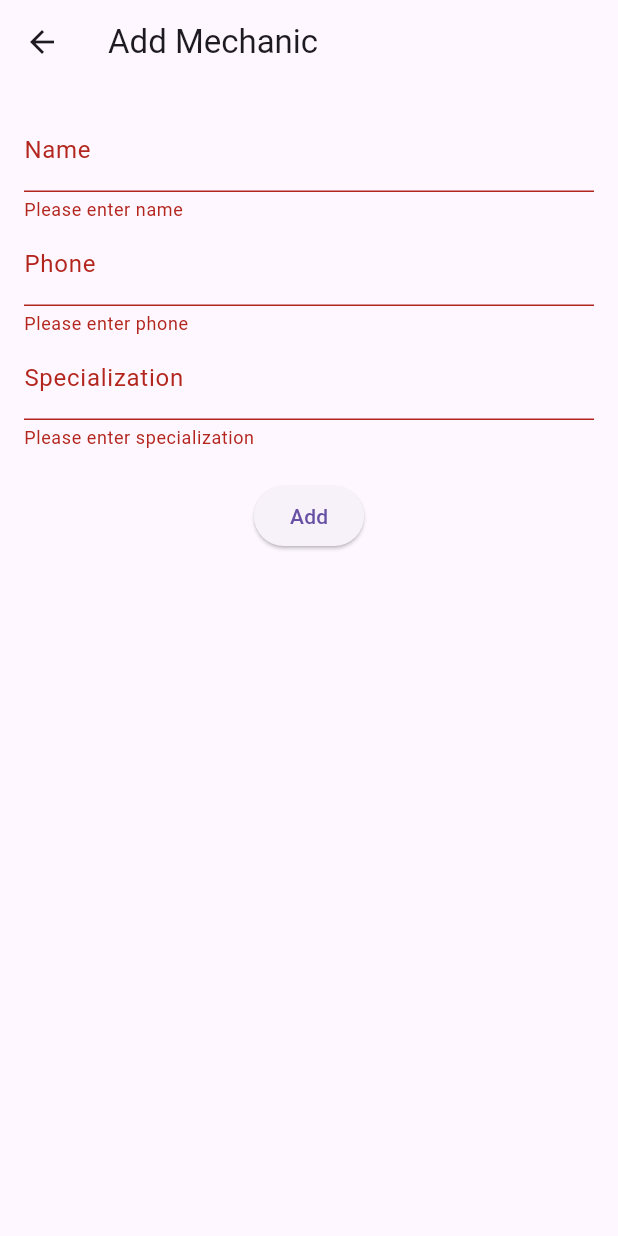
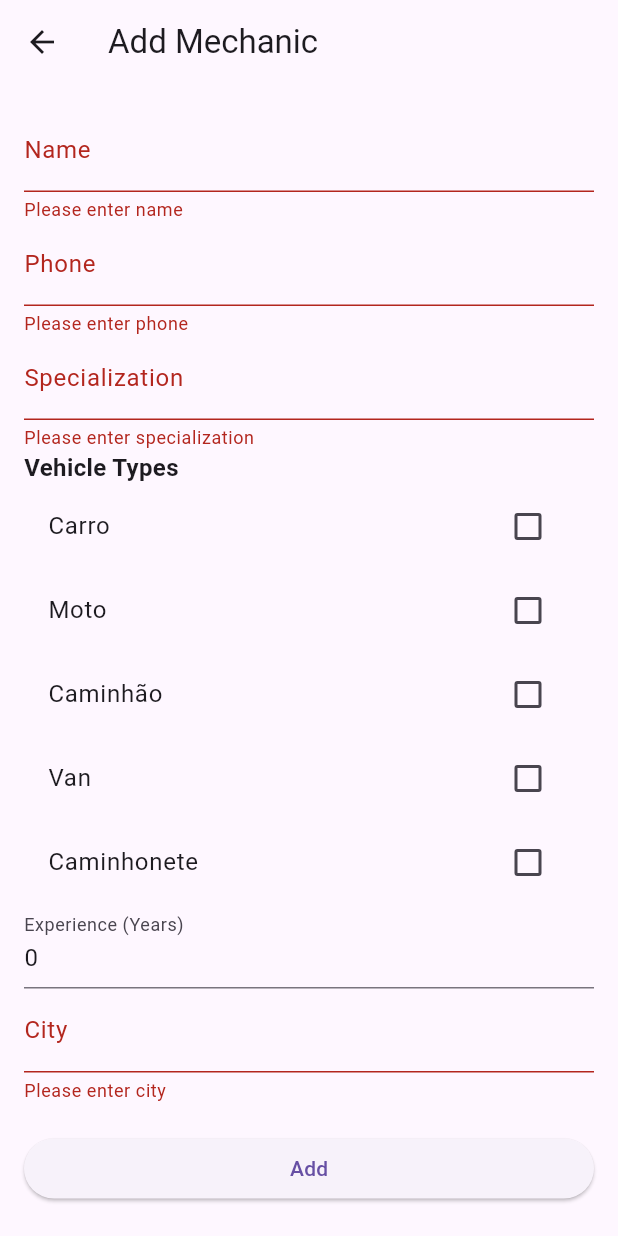
Before and after one commit to equipe-6-5-semestre/mechanic_buddy, a Flutter app: the MechanicForm screen opened directly with empty values, after a tap on "Add", on a phone screen of 412 x 824 dp. Run offline on Flutter 3.47's test engine with Material 3 defaults, Android fonts, the phone set to English and light mode, and no system bars; our stand-ins replace sqflite; accounts and stored records are empty.

Commit message:
Fix: campos add no mecanico, e filtro na listagem

```diff
--- a/lib/db/database_helper.dart
+++ b/lib/db/database_helper.dart
@@ -21,7 +21,7 @@ class DatabaseHelper {
     String path = join(await getDatabasesPath(), 'mechanics.db');
     return await openDatabase(
       path,
-      version: 3,
+      version: 4,
       onCreate: _onCreate,
     );
   }
@@ -40,6 +40,9 @@ class DatabaseHelper {
         name TEXT,
         phone TEXT,
         specialization TEXT,
+        vehicle_types TEXT,
+        experience INTEGER,
+        city TEXT,
         user_id INTEGER,
         FOREIGN KEY(user_id) REFERENCES users(id)
       )
@@ -77,6 +80,18 @@ class DatabaseHelper {
   Future<List<Mechanic>> getAllMechanics() async {
     Database db = await database;
     List<Map<String, dynamic>> maps = await db.query('mechanics');
+    return List.generate(maps.length, (i) {
+      return Mechanic.fromMap(maps[i]);
+    });
+  }
+
+  Future<List<Mechanic>> getMechanicsByVehicleType(int userId, String vehicleType) async {
+    Database db = await database;
+    List<Map<String, dynamic>> maps = await db.query(
+      'mechanics',
+      where: 'user_id = ? AND vehicle_types LIKE ?',
+      whereArgs: [userId, '%$vehicleType%'],
+    );
     return List.generate(maps.length, (i) {
       return Mechanic.fromMap(maps[i]);
     });
--- a/lib/src/pages/mechanics/mechanic.dart
+++ b/lib/src/pages/mechanics/mechanic.dart
@@ -3,9 +3,21 @@ class Mechanic {
   final String name;
   final String phone;
   final String specialization;
+  final List<String> vehicleTypes; // Updated to List<String>
+  final int experience;
+  final String city;
   final int userId;
 
-  Mechanic({this.id, required this.name, required this.phone, required this.specialization, required this.userId});
+  Mechanic({
+    this.id,
+    required this.name,
+    required this.phone,
+    required this.specialization,
+    required this.vehicleTypes,
+    required this.experience,
+    required this.city,
+    required this.userId,
+  });
 
   Map<String, dynamic> toMap() {
     return {
@@ -13,6 +25,9 @@ class Mechanic {
       'name': name,
       'phone': phone,
       'specialization': specialization,
+      'vehicle_types': vehicleTypes.join(','), // Store as comma-separated string
+      'experience': experience,
+      'city': city,
       'user_id': userId,
     };
   }
@@ -23,6 +38,9 @@ class Mechanic {
       name: map['name'],
       phone: map['phone'],
       specialization: map['specialization'],
+      vehicleTypes: map['vehicle_types'].split(','), // Convert back to List<String>
+      experience: map['experience'],
+      city: map['city'],
       userId: map['user_id'],
     );
   }
--- a/lib/src/pages/mechanics/mechanic_details_page.dart
+++ b/lib/src/pages/mechanics/mechanic_details_page.dart
@@ -25,9 +25,7 @@ class _MechanicDetailsPageState extends State<MechanicDetailsPage> {
   }
 
   void _launchWhatsApp(String phone) async {
-    final phoneParsed = phone.replaceAll(RegExp(r'[ \-\(\)]'), '');
-    print('SAD' + phoneParsed);
-    final url = 'https://wa.me/$phoneParsed';
+    final url = 'https://wa.me/$phone';
     if (await canLaunch(url)) {
       await launch(url);
     } else {
@@ -56,6 +54,9 @@ class _MechanicDetailsPageState extends State<MechanicDetailsPage> {
             Text('Name: ${widget.mechanic.name}'),
             Text('Phone: ${widget.mechanic.phone}'),
             Text('Specialization: ${widget.mechanic.specialization}'),
+            Text('Vehicle Types: ${widget.mechanic.vehicleTypes.join(', ')}'),
+            Text('Experience: ${widget.mechanic.experience} years'),
+            Text('City: ${widget.mechanic.city}'),
             SizedBox(height: 20),
             Text(
               'Services Offered',
--- a/lib/src/pages/mechanics/mechanic_form.dart
+++ b/lib/src/pages/mechanics/mechanic_form.dart
@@ -17,7 +17,18 @@ class _MechanicFormState extends State<MechanicForm> {
   late String _name;
   late String _phone;
   late String _specialization;
+  List<String> _vehicleTypes = [];
+  late int _experience;
+  late String _city;
   late DatabaseHelper _dbHelper;
+
+  final List<String> _allVehicleTypes = [
+    'Carro',
+    'Moto',
+    'Caminhão',
+    'Van',
+    'Caminhonete'
+  ];
 
   @override
   void initState() {
@@ -27,10 +38,16 @@ class _MechanicFormState extends State<MechanicForm> {
       _name = widget.mechanic!.name;
       _phone = widget.mechanic!.phone;
       _specialization = widget.mechanic!.specialization;
+      _vehicleTypes = widget.mechanic!.vehicleTypes;
+      _experience = widget.mechanic!.experience;
+      _city = widget.mechanic!.city;
     } else {
       _name = '';
       _phone = '';
       _specialization = '';
+      _vehicleTypes = [];
+      _experience = 0;
+      _city = '';
     }
   }
 
@@ -44,7 +61,7 @@ class _MechanicFormState extends State<MechanicForm> {
         padding: EdgeInsets.all(16.0),
         child: Form(
           key: _formKey,
-          child: Column(
+          child: ListView(
             children: [
               TextFormField(
                 initialValue: _name,
@@ -85,6 +102,52 @@ class _MechanicFormState extends State<MechanicForm> {
                   _specialization = value!;
                 },
               ),
+              Text(
+                'Vehicle Types',
+                style: TextStyle(fontSize: 16, fontWeight: FontWeight.bold),
+              ),
+              ..._allVehicleTypes.map((type) {
+                return CheckboxListTile(
+                  title: Text(type),
+                  value: _vehicleTypes.contains(type),
+                  onChanged: (bool? value) {
+                    setState(() {
+                      if (value == true) {
+                        _vehicleTypes.add(type);
+                      } else {
+                        _vehicleTypes.remove(type);
+                      }
+                    });
+                  },
+                );
+              }).toList(),
+              TextFormField(
+                initialValue: _experience.toString(),
+                decoration: InputDecoration(labelText: 'Experience (Years)'),
+                keyboardType: TextInputType.number,
+                validator: (value) {
+                  if (value == null || value.isEmpty) {
+                    return 'Please enter experience';
+                  }
+                  return null;
+                },
+                onSaved: (value) {
+                  _experience = int.parse(value!);
+                },
+              ),
+              TextFormField(
+                initialValue: _city,
+                decoration: InputDecoration(labelText: 'City'),
+                validator: (value) {
+                  if (value == null || value.isEmpty) {
+                    return 'Please enter city';
+                  }
+                  return null;
+                },
+                onSaved: (value) {
+                  _city = value!;
+                },
+              ),
               SizedBox(height: 20),
               ElevatedButton(
                 onPressed: () async {
@@ -96,6 +159,9 @@ class _MechanicFormState extends State<MechanicForm> {
                           name: _name,
                           phone: _phone,
                           specialization: _specialization,
+                          vehicleTypes: _vehicleTypes,
+                          experience: _experience,
+                          city: _city,
                           userId: widget.userId,
                         ),
                       );
@@ -106,6 +172,9 @@ class _MechanicFormState extends State<MechanicForm> {
                           name: _name,
                           phone: _phone,
                           specialization: _specialization,
+                          vehicleTypes: _vehicleTypes,
+                          experience: _experience,
+                          city: _city,
                           userId: widget.userId,
                         ),
                       );
```
Also changed, not shown: lib/src/pages/mechanics/mechanic_list.dart (+39 -5 lines), lib/src/pages/users/profile_page.dart (+15 -0 lines), 1 other file.
